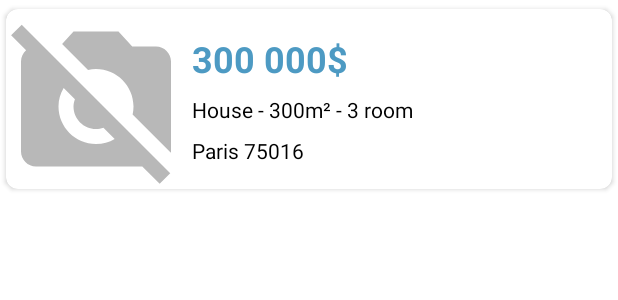
After one commit to emmanuelgabe/P9_RealEstateManager, an Android app: the layout real_estate_item.xml on its own in the app's theme, with its tools: preview values and no code run, on a phone screen of 412 x 824 dp. The commit adds this screen. Shown: the top 300 px of the screen. Run offline under Robolectric (Android 15) with nearby library versions, the phone set to English and light mode, and no system bars.

Commit message:
real estate item xml and modify app theme

```diff
--- a/app/build.gradle
+++ b/app/build.gradle
@@ -38,6 +38,7 @@ dependencies {
     implementation "androidx.core:core-ktx:1.6.0"
     implementation "org.jetbrains.kotlin:kotlin-stdlib-jdk7:$kotlin_version"
     implementation 'androidx.test:core-ktx:1.4.0'
+    implementation "androidx.cardview:cardview:1.0.0"
 
     // Robolectric
     testImplementation 'org.robolectric:robolectric:4.4'
--- a/app/src/main/java/com/openclassrooms/realestatemanager/domain/models/RealEstate.kt
+++ b/app/src/main/java/com/openclassrooms/realestatemanager/domain/models/RealEstate.kt
@@ -7,7 +7,6 @@ import android.net.Uri
  */
 data class RealEstate(
     val id: String,
-    val name: String,
     val type: RealEstateType,
     val status: RealEstateStatus,
     val price: Int,
--- a/app/src/main/java/com/openclassrooms/realestatemanager/domain/models/RealEstateFactory.kt
+++ b/app/src/main/java/com/openclassrooms/realestatemanager/domain/models/RealEstateFactory.kt
@@ -10,7 +10,6 @@ import java.util.*
 class RealEstateFactory constructor(private val dateUtil: DateUtil) {
     fun createRealEstate(
         id: String? = null,
-        name: String,
         type: RealEstateType,
         price: Int,
         size: Int,
@@ -32,7 +31,6 @@ class RealEstateFactory constructor(private val dateUtil: DateUtil) {
     ): RealEstate {
         return RealEstate(
             id = id ?: UUID.randomUUID().toString(),
-            name = name,
             type = type,
             price = price,
             size = size,
--- a/app/src/main/java/com/openclassrooms/realestatemanager/presentation/real_estate_list/RealEstateListAdapter.kt
+++ b/app/src/main/java/com/openclassrooms/realestatemanager/presentation/real_estate_list/RealEstateListAdapter.kt
@@ -36,7 +36,7 @@ class RealEstateListAdapter(private val interaction: Interaction? = null) :
 
         return RealEstateViewHolder(
             LayoutInflater.from(parent.context).inflate(
-                R.layout.realestate_item,
+                R.layout.real_estate_item,
                 parent,
                 false
             ),
--- /dev/null
+++ b/app/src/main/res/drawable-v24/ic_no_photography_24.xml
@@ -0,0 +1,7 @@
+<vector xmlns:tools="http://schemas.android.com/tools"
+    android:height="24dp" android:tint="#B8B8B8"
+    android:viewportHeight="24" android:viewportWidth="24"
+    android:width="24dp" xmlns:android="http://schemas.android.com/apk/res/android">
+    <path android:fillColor="@android:color/white" android:pathData="M10.94,8.12L7.48,4.66L9,3h6l1.83,2H20c1.1,0 2,0.9 2,2v12c0,0.05 -0.01,0.1 -0.02,0.16l-5.1,-5.1C16.96,13.71 17,13.36 17,13c0,-2.76 -2.24,-5 -5,-5C11.64,8 11.29,8.04 10.94,8.12zM20.49,23.31L18.17,21H4c-1.1,0 -2,-0.9 -2,-2V7c0,-0.59 0.27,-1.12 0.68,-1.49l-2,-2L2.1,2.1l19.8,19.8L20.49,23.31zM14.49,17.32l-1.5,-1.5C12.67,15.92 12.35,16 12,16c-1.66,0 -3,-1.34 -3,-3c0,-0.35 0.08,-0.67 0.19,-0.98l-1.5,-1.5C7.25,11.24 7,12.09 7,13c0,2.76 2.24,5 5,5C12.91,18 13.76,17.75 14.49,17.32z"
+        tools:ignore="VectorRaster" />
+</vector>
--- /dev/null
+++ b/app/src/main/res/layout/real_estate_item.xml
@@ -0,0 +1,74 @@
+<?xml version="1.0" encoding="utf-8"?>
+
+<androidx.cardview.widget.CardView xmlns:android="http://schemas.android.com/apk/res/android"
+    xmlns:app="http://schemas.android.com/apk/res-auto"
+    xmlns:tools="http://schemas.android.com/tools"
+    android:layout_width="match_parent"
+    android:layout_height="120dp"
+    android:layout_marginStart="4dp"
+    android:layout_marginTop="6dp"
+    android:layout_marginEnd="4dp"
+    android:elevation="2dp"
+    app:cardCornerRadius="8dp"
+    app:layout_constraintStart_toStartOf="parent"
+    app:layout_constraintTop_toTopOf="parent"
+    tools:ignore="UnusedAttribute">
+
+    <androidx.constraintlayout.widget.ConstraintLayout
+        android:layout_width="match_parent"
+        android:layout_height="match_parent">
+
+        <androidx.appcompat.widget.AppCompatImageView
+            android:id="@+id/real_estate_item_image_view"
+            android:layout_width="120dp"
+            android:layout_height="match_parent"
+            android:contentDescription="@string/real_estate_item_image_description"
+            android:src="@drawable/ic_no_photography_24"
+            app:layout_constraintLeft_toLeftOf="parent" />
+
+        <androidx.appcompat.widget.AppCompatTextView
+            android:id="@+id/real_estate_item_text_view_price"
+            android:layout_width="wrap_content"
+            android:layout_height="wrap_content"
+            android:layout_margin="4dp"
+            android:singleLine="true"
+            android:textColor="#4D9AC3"
+            android:textSize="24sp"
+            android:textStyle="bold"
+            app:layout_constraintBottom_toTopOf="@+id/real_estate_item_text_view_description"
+            app:layout_constraintLeft_toRightOf="@id/real_estate_item_image_view"
+            app:layout_constraintTop_toTopOf="parent"
+            app:layout_constraintVertical_chainStyle="packed"
+            tools:text="300 000$" />
+
+        <androidx.appcompat.widget.AppCompatTextView
+            android:id="@+id/real_estate_item_text_view_description"
+            style="@style/TextViewBody1"
+            android:layout_width="0dp"
+            android:layout_height="wrap_content"
+            android:layout_margin="4dp"
+            android:layout_marginBottom="1dp"
+            android:ellipsize="end"
+            android:singleLine="true"
+            app:layout_constraintBottom_toTopOf="@id/real_estate_item_text_view_place"
+            app:layout_constraintLeft_toRightOf="@id/real_estate_item_image_view"
+            app:layout_constraintRight_toRightOf="parent"
+            app:layout_constraintTop_toBottomOf="@+id/real_estate_item_text_view_price"
+            tools:text="House - 300m² - 3 room" />
+
+        <androidx.appcompat.widget.AppCompatTextView
+            android:id="@+id/real_estate_item_text_view_place"
+            style="@style/TextViewBody1"
+            android:layout_width="0dp"
+            android:layout_height="wrap_content"
+            android:layout_margin="4dp"
+            android:ellipsize="end"
+            android:singleLine="true"
+            app:layout_constraintBottom_toBottomOf="parent"
+            app:layout_constraintLeft_toRightOf="@id/real_estate_item_image_view"
+            app:layout_constraintRight_toRightOf="parent"
+            app:layout_constraintTop_toBottomOf="@+id/real_estate_item_text_view_description"
+            tools:text="Paris 75016" />
+    </androidx.constraintlayout.widget.ConstraintLayout>
+
+</androidx.cardview.widget.CardView>
--- a/app/src/main/res/layout/realestate_item.xml
+++ /dev/null
@@ -1,6 +0,0 @@
-<?xml version="1.0" encoding="utf-8"?>
-<androidx.constraintlayout.widget.ConstraintLayout xmlns:android="http://schemas.android.com/apk/res/android"
-    android:layout_width="match_parent"
-    android:layout_height="match_parent">
-
-</androidx.constraintlayout.widget.ConstraintLayout>
--- a/app/src/main/res/values/colors.xml
+++ b/app/src/main/res/values/colors.xml
@@ -1,6 +1,6 @@
 <?xml version="1.0" encoding="utf-8"?>
 <resources>
-    <color name="colorPrimary">#3F51B5</color>
-    <color name="colorPrimaryDark">#303F9F</color>
-    <color name="colorAccent">#FF4081</color>
+    <color name="colorPrimary">#4fc3f7</color>
+    <color name="colorPrimaryDark">#0093c4</color>
+    <color name="colorAccent">#42a5f5</color>
 </resources>
--- /dev/null
+++ b/app/src/main/res/values/dimens.xml
@@ -0,0 +1,4 @@
+<?xml version="1.0" encoding="utf-8"?>
+<resources>
+    <dimen name="typography_body1">14sp</dimen>
+</resources>
--- a/app/src/main/res/values/strings.xml
+++ b/app/src/main/res/values/strings.xml
@@ -1,3 +1,4 @@
 <resources>
     <string name="app_name">Real Estate Manager</string>
+    <string name="real_estate_item_image_description">real estate photo</string>
 </resources>
--- a/app/src/main/res/values/styles.xml
+++ b/app/src/main/res/values/styles.xml
@@ -1,11 +1,16 @@
 <resources>
 
     <!-- Base application theme. -->
-    <style name="AppTheme" parent="Theme.AppCompat.Light.DarkActionBar">
+    <style name="AppTheme" parent="Theme.MaterialComponents.Light.DarkActionBar">
         <!-- Customize your theme here. -->
         <item name="colorPrimary">@color/colorPrimary</item>
         <item name="colorPrimaryDark">@color/colorPrimaryDark</item>
         <item name="colorAccent">@color/colorAccent</item>
     </style>
 
+    <!-- medium text view -->
+    <style name="TextViewBody1" parent="@android:style/Widget.TextView">
+        <item name="android:textColor">@android:color/black</item>
+        <item name="android:textSize">@dimen/typography_body1</item>
+    </style>
 </resources>
```
Also changed, not shown: 1 other file.
